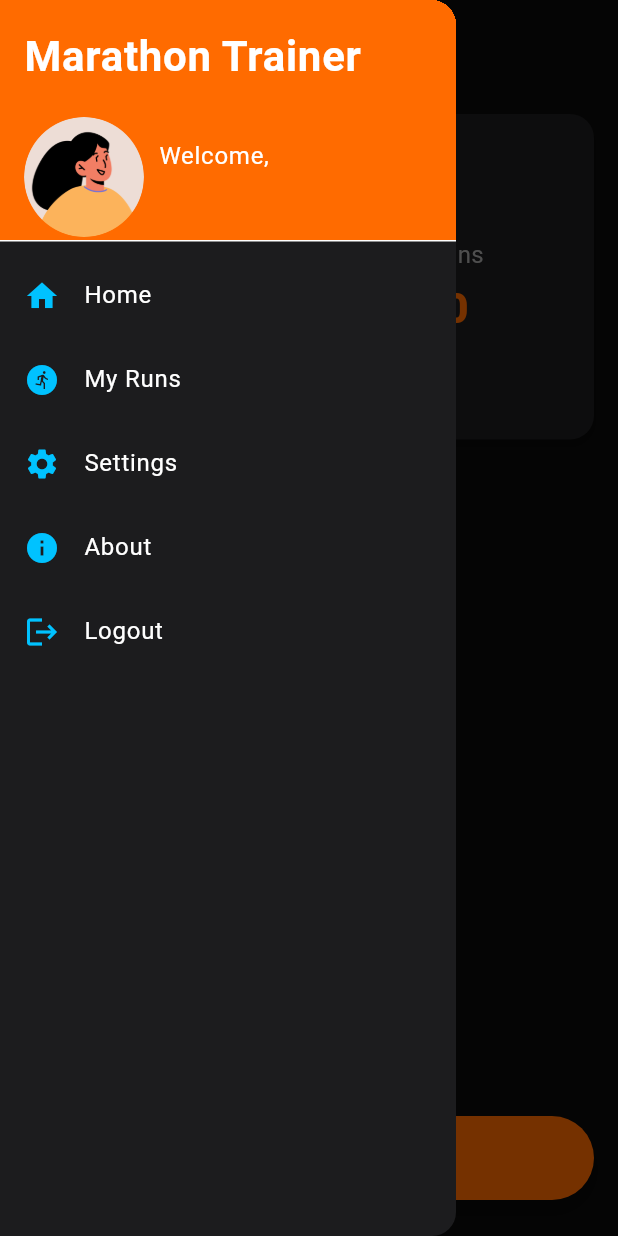
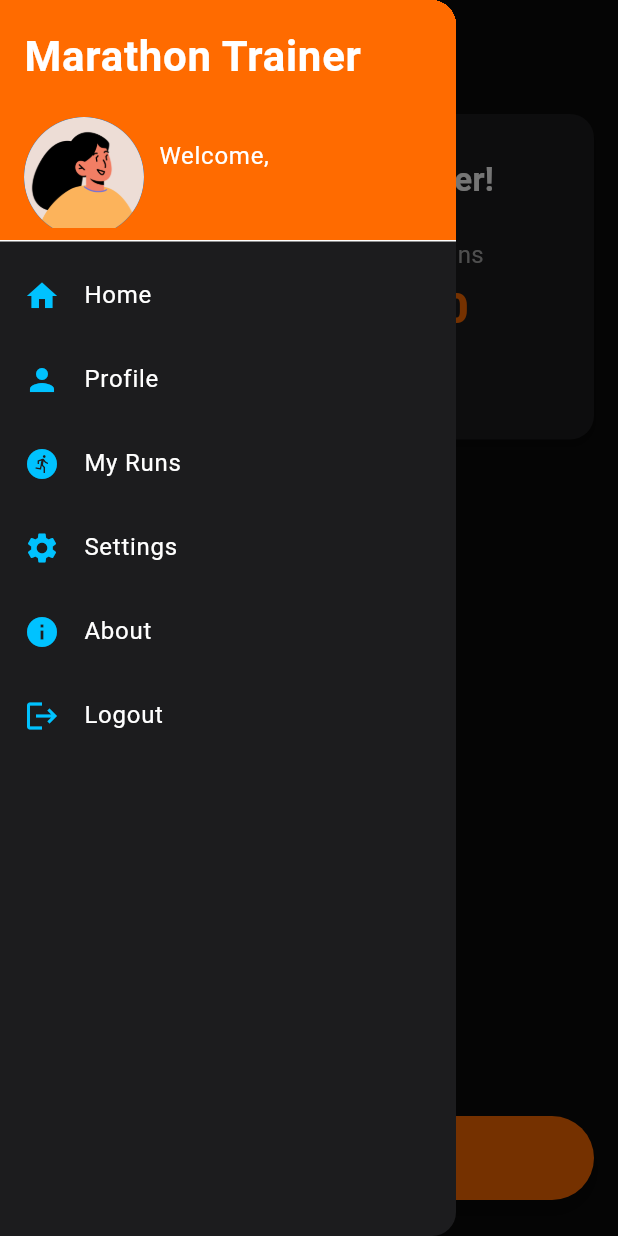
Before and after one commit to shivanandpt/marthonapp, a Flutter app: the screen it shows once a user with an empty profile is signed in, with the side drawer open, on a phone screen of 412 x 824 dp. Run offline on Flutter 3.47's test engine with Material 3 defaults, Android fonts, the light colour scheme and no system bars; our stand-ins replace cloud_firestore, firebase_analytics, firebase_auth, firebase_core, fl_chart, google_maps_flutter and 3 more; accounts and stored records are empty.

Commit message:
feat(user-profile): add comprehensive user info fields for marathon training
- Added fields to user profile: weight, height, age, gender, target race distance, training goal, experience level, weekly running frequency, medical conditions/injuries (optional), and emergency contact (optional)
- Updated profile screen UI/UX for new fields and validation
- Ensured secure storage and retrieval of user profile data
- Improved form layout and validation for user-friendly experience

Closes #3

Signed-off-by: Shivanand Patil <shivanandpatil.tech@gmail.com>

```diff
--- /dev/null
+++ b/lib/core/constants/app_colors.dart
@@ -0,0 +1,12 @@
+import 'package:flutter/material.dart';
+
+class AppColors {
+  static const Color primary = Color(0xFF1976D2); // Example: Blue
+  static const Color secondary = Color(0xFFFFA000); // Example: Amber
+  static const Color background = Color(0xFF121212); // Example: Dark background
+  static const Color cardBg = Color(0xFF1E1E1E); // Example: Card background
+  static const Color error = Color(0xFFD32F2F); // Example: Red
+  static const Color textPrimary = Color(0xFFFFFFFF); // White
+  static const Color textSecondary = Color(0xFFB0B0B0); // Light grey
+  static const Color accent = Color(0xFF00E676); // Example: Green accent
+}
--- /dev/null
+++ b/lib/core/services/user_profile_service.dart
@@ -0,0 +1,49 @@
+// This file is now obsolete. UserProfileService is in lib/features/user_profile/user_profile_service.dart
+// Please use UserProfileService directly for user profile operations.
+
+import 'package:cloud_firestore/cloud_firestore.dart';
+import 'package:firebase_auth/firebase_auth.dart';
+import 'package:marunthon_app/models/user_profile.dart';
+
+class UserProfileService {
+  final CollectionReference<Map<String, dynamic>> _userref = FirebaseFirestore
+      .instance
+      .collection('users');
+
+  /// Save user data after login
+  Future<void> storeUserProfile(String userId, UserProfile profile) async {
+    try {
+      await _userref.doc(userId).set(profile.toMap(), SetOptions(merge: true));
+      print("User data saved successfully!");
+    } catch (e) {
+      print("Error saving user data: $e");
+    }
+  }
+
+  Future<UserProfile?> fetchUserProfile(String uid) async {
+    try {
+      DocumentSnapshot userDoc = await _userref.doc(uid).get();
+      final data = userDoc.data();
+      if (userDoc.exists && data != null && data is Map<String, dynamic>) {
+        return UserProfile.fromMap(data);
+      } else {
+        print('User profile not found for uid: $uid');
+        return null;
+      }
+    } catch (e) {
+      print("Error fetching user data: $e");
+      return null;
+    }
+  }
+
+  Future<void> updateUserProfile(
+    String userId,
+    Map<String, dynamic> updates,
+  ) async {
+    await _userref.doc(userId).update(updates);
+  }
+
+  Future<void> deleteUserProfile(String userId) async {
+    await _userref.doc(userId).delete();
+  }
+}
--- a/lib/features/home/home_page.dart
+++ b/lib/features/home/home_page.dart
@@ -1,15 +1,15 @@
 import 'package:flutter/material.dart';
 import 'package:firebase_auth/firebase_auth.dart';
-import 'package:cloud_firestore/cloud_firestore.dart';
 import 'package:marunthon_app/features/menu_drawer/presentation/menu_drawer.dart';
 import 'package:marunthon_app/core/services/analytics_service.dart';
 import 'package:marunthon_app/core/theme/app_colors.dart';
 import 'package:marunthon_app/models/run_model.dart';
 import 'package:intl/intl.dart';
 import 'package:marunthon_app/core/services/run_service.dart';
-import 'package:marunthon_app/core/services/user_service.dart';
+import 'package:marunthon_app/core/services/user_profile_service.dart';
 import 'package:marunthon_app/features/log_run/run_tracking_pag.dart';
 import 'package:marunthon_app/features/log_run/run_list.dart';
+import 'package:marunthon_app/features/user_profile/user_profile_screen.dart';
 
 class HomePage extends StatefulWidget {
   const HomePage({super.key});
@@ -43,9 +43,9 @@ class _HomePageState extends State<HomePage> {
   void _loadUserData() async {
     User? user = _auth.currentUser;
     if (user != null) {
-      var userData = await UserService().getUserData(user.uid);
+      var userData = await UserProfileService().fetchUserProfile(user.uid);
       setState(() {
-        userName = userData["name"] ?? "Runner";
+        userName = userData?.name ?? "Runner";
       });
     }
   }
--- a/lib/features/log_run/run_list.dart
+++ b/lib/features/log_run/run_list.dart
@@ -3,7 +3,6 @@ import 'package:intl/intl.dart';
 import 'package:marunthon_app/features/log_run/run_detail_page.dart';
 import 'package:marunthon_app/models/run_model.dart';
 import 'package:marunthon_app/core/theme/app_colors.dart';
-import 'package:marunthon_app/core/services/run_service.dart';
 
 class RunList extends StatefulWidget {
   final List<RunModel> runs;
--- a/lib/features/menu_drawer/presentation/menu_drawer.dart
+++ b/lib/features/menu_drawer/presentation/menu_drawer.dart
@@ -11,6 +11,7 @@ import 'package:marunthon_app/features/auth/data/user_prefrences.dart';
 
 import 'package:marunthon_app/core/services/analytics_service.dart';
 import 'package:marunthon_app/core/theme/app_colors.dart';
+import 'package:marunthon_app/features/user_profile/user_profile_screen.dart';
 
 class MenuDrawer extends StatefulWidget {
   const MenuDrawer({super.key});
@@ -23,6 +24,7 @@ class _MenuDrawerState extends State<MenuDrawer> {
   String userName = "Runner";
   final List<Map<String, dynamic>> menuItems = [
     {'icon': Icons.home, 'title': 'Home', 'action': 'Home'},
+    {'icon': Icons.person, 'title': 'Profile', 'action': 'Profile'},
     {'icon': Icons.run_circle, 'title': 'My Runs', 'action': 'My Runs'},
     {'icon': Icons.settings, 'title': 'Settings', 'action': 'Settings'},
     {'icon': Icons.info, 'title': 'About', 'action': 'About'},
@@ -126,6 +128,13 @@ class _MenuDrawerState extends State<MenuDrawer> {
           MaterialPageRoute(builder: (context) => HomePage()),
         );
         break;
+      case 'Profile':
+        // Navigate to Profile
+        Navigator.push(
+          context,
+          MaterialPageRoute(builder: (context) => UserProfileScreen()),
+        );
+        break;
       case 'My Runs':
         // Navigate to My Runs
         // Navigator.push(
@@ -173,6 +182,7 @@ class _MenuDrawerState extends State<MenuDrawer> {
         children: [
           DrawerHeader(
             decoration: BoxDecoration(color: AppColors.primary),
+            child: SingleChildScrollView(
               child: Column(
                 crossAxisAlignment: CrossAxisAlignment.start,
                 children: [
@@ -200,7 +210,10 @@ class _MenuDrawerState extends State<MenuDrawer> {
                           children: [
                             Text(
                               'Welcome,',
-                            style: TextStyle(color: Colors.white, fontSize: 16),
+                              style: TextStyle(
+                                color: Colors.white,
+                                fontSize: 16,
+                              ),
                             ),
                             Text(
                               userName,
@@ -221,6 +234,7 @@ class _MenuDrawerState extends State<MenuDrawer> {
                 ],
               ),
             ),
+          ),
           ...menuItems.map((item) {
             return ListTile(
               leading: Icon(item['icon'], color: AppColors.secondary),
--- a/lib/main.dart
+++ b/lib/main.dart
@@ -1,9 +1,12 @@
 import 'package:flutter/material.dart';
 import 'package:firebase_core/firebase_core.dart';
+import 'package:firebase_auth/firebase_auth.dart';
 import 'package:marunthon_app/core/routes/app_routes.dart';
+import 'package:marunthon_app/features/auth/presentation/login_page.dart';
+import 'package:marunthon_app/features/home/home_page.dart';
 import 'package:marunthon_app/features/auth/presentation/auth_wrapper.dart';
 import 'firebase_options.dart';
-import 'core/theme/app_colors.dart';
+import 'package:marunthon_app/core/constants/app_colors.dart';
 
 void main() async {
   WidgetsFlutterBinding.ensureInitialized();
@@ -18,8 +21,6 @@ void main() async {
 }
 
 class MyApp extends StatelessWidget {
-  const MyApp({super.key});
-
   @override
   Widget build(BuildContext context) {
     return MaterialApp(
@@ -30,7 +31,7 @@ class MyApp extends StatelessWidget {
         colorScheme: ColorScheme.dark(
           primary: AppColors.primary,
           secondary: AppColors.secondary,
-          background: AppColors.background,
+          surface: AppColors.background,
           error: AppColors.error,
         ),
         cardColor: AppColors.cardBg,
--- /dev/null
+++ b/lib/models/user_profile.dart
@@ -0,0 +1,64 @@
+// User profile model for marathon training with Firebase serialization
+class UserProfile {
+  String name;
+  String email;
+  double weight;
+  String weightUnit; // 'kg' or 'lb'
+  double height;
+  String heightUnit; // 'cm' or 'in'
+  DateTime dob;
+  String gender;
+  String raceDistance;
+  String trainingGoal;
+  String experienceLevel;
+  String? profilePicPath;
+
+  UserProfile({
+    required this.name,
+    required this.email,
+    this.weight = 0.0,
+    this.weightUnit = 'kg',
+    this.height = 0.0,
+    this.heightUnit = 'cm',
+    DateTime? dob,
+    this.gender = '',
+    this.raceDistance = '',
+    this.trainingGoal = '',
+    this.experienceLevel = '',
+    this.profilePicPath,
+  }) : dob = dob ?? DateTime(2000);
+
+  factory UserProfile.fromMap(Map<String, dynamic> map) {
+    return UserProfile(
+      name: map['name'] ?? '',
+      email: map['email'] ?? '',
+      weight: (map['weight'] ?? 0).toDouble(),
+      weightUnit: map['weightUnit'] ?? 'kg',
+      height: (map['height'] ?? 0).toDouble(),
+      heightUnit: map['heightUnit'] ?? 'cm',
+      dob: map['dob'] != null ? DateTime.parse(map['dob']) : DateTime(2000),
+      gender: map['gender'] ?? '',
+      raceDistance: map['raceDistance'] ?? '',
+      trainingGoal: map['trainingGoal'] ?? '',
+      experienceLevel: map['experienceLevel'] ?? '',
+      profilePicPath: map['profilePicPath'],
+    );
+  }
+
+  Map<String, dynamic> toMap() {
+    return {
+      'name': name,
+      'email': email,
+      'weight': weight,
+      'weightUnit': weightUnit,
+      'height': height,
+      'heightUnit': heightUnit,
+      'dob': dob.toIso8601String(),
+      'gender': gender,
+      'raceDistance': raceDistance,
+      'trainingGoal': trainingGoal,
+      'experienceLevel': experienceLevel,
+      'profilePicPath': profilePicPath,
+    };
+  }
+}
```
Also changed, not shown: lib/core/services/user_service.dart (deleted, +0 -38 lines), lib/features/auth/presentation/login_page.dart (+13 -7 lines), lib/features/log_run/run_detail_page.dart (+5 -3 lines), lib/features/user_profile/user_profile_screen.dart (added, +345 -0 lines), 3 other files. Lines whose indentation alone changed are shown as unchanged.
